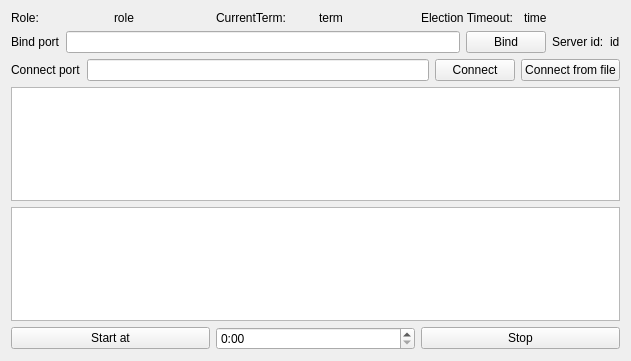
First picture: the form in form.ui, repository JucovAllexandr/Raft, before the edit.
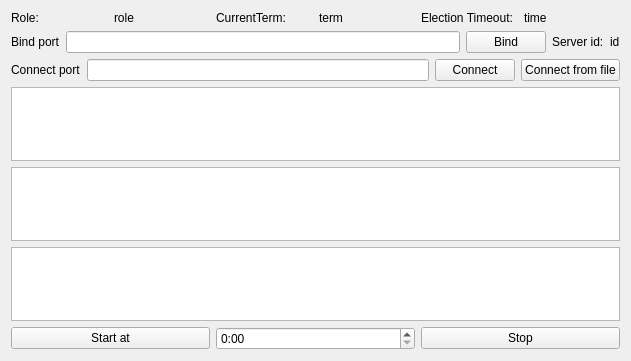
Second picture: the form after the edit.

```diff
--- a/form.ui
+++ b/form.ui
@@ -130,6 +130,9 @@
    <item>
     <widget class="QTableWidget" name="tableWidget"/>
    </item>
+   <item>
+    <widget class="QTableWidget" name="tableWidget_data"/>
+   </item>
    <item>
     <widget class="QTextEdit" name="textEdit"/>
    </item>
```
